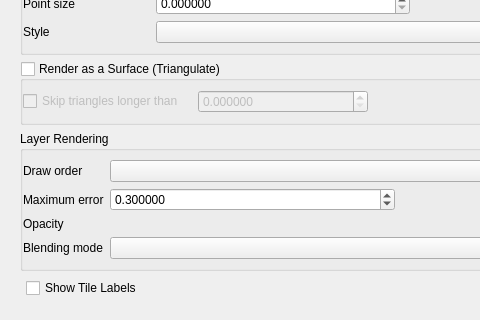
Qt form src/ui/pointcloud/qgspointcloudrendererpropsdialogbase.ui (qgis/QGIS) before a commit; both pictures show x 0 to 480 and y 298 to 618 of the 569 by 618 pixel window.
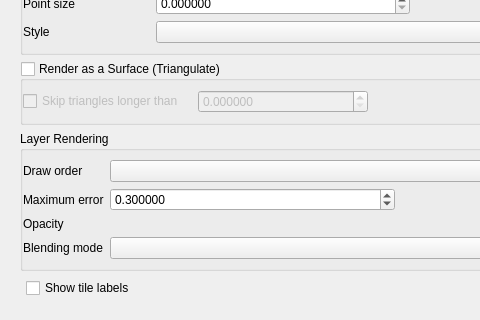
The same form after that commit. Custom widgets are drawn as their Qt base class.

What changed in the file:
```diff
--- a/src/ui/pointcloud/qgspointcloudrendererpropsdialogbase.ui
+++ b/src/ui/pointcloud/qgspointcloudrendererpropsdialogbase.ui
@@ -282,7 +282,7 @@
          <item>
           <widget class="QCheckBox" name="mLabels">
            <property name="text">
-            <string>Show Tile Labels</string>
+            <string>Show tile labels</string>
            </property>
           </widget>
          </item>
```
